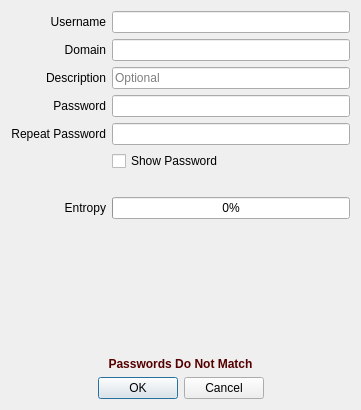
Before: the Qt Designer form scr/addentry.ui in waltergallegog/SEcubeWallet, drawn with Qt 5.
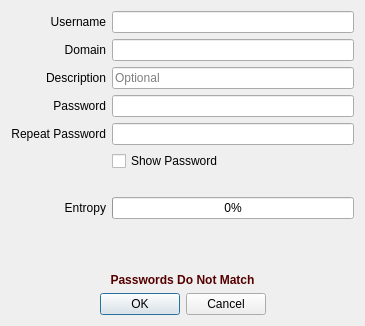
After: the same form once the commit is applied.

```diff
--- a/scr/addentry.ui
+++ b/scr/addentry.ui
@@ -6,8 +6,8 @@
    <rect>
     <x>0</x>
     <y>0</y>
-    <width>361</width>
-    <height>410</height>
+    <width>365</width>
+    <height>326</height>
    </rect>
   </property>
   <property name="sizePolicy">
@@ -101,7 +101,7 @@
      </property>
     </spacer>
    </item>
-   <item row="15" column="0" colspan="2">
+   <item row="13" column="0" colspan="2">
     <widget class="QLabel" name="match_pass">
      <property name="text">
       <string>&lt;html&gt;&lt;head/&gt;&lt;body&gt;&lt;p&gt;&lt;span style=&quot; font-weight:600; color:#550000;&quot;&gt;Passwords Do Not Match&lt;/span&gt;&lt;/p&gt;&lt;/body&gt;&lt;/html&gt;</string>
@@ -183,7 +183,7 @@
      </property>
     </widget>
    </item>
-   <item row="17" column="0" colspan="2">
+   <item row="15" column="0" colspan="2">
     <widget class="QDialogButtonBox" name="buttonBox">
      <property name="orientation">
       <enum>Qt::Horizontal</enum>
@@ -223,7 +223,7 @@
      </property>
     </widget>
    </item>
-   <item row="14" column="0">
+   <item row="12" column="0">
     <spacer name="verticalSpacer_2">
      <property name="orientation">
       <enum>Qt::Vertical</enum>
```
Left out of the diff: 40 changed lines with no effect on the pictures.
